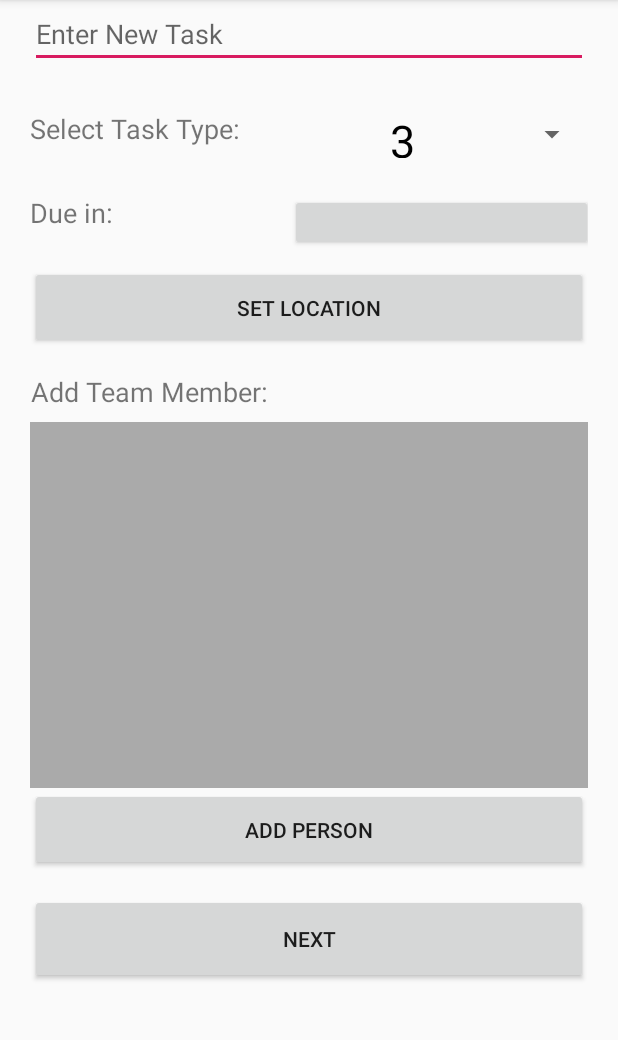
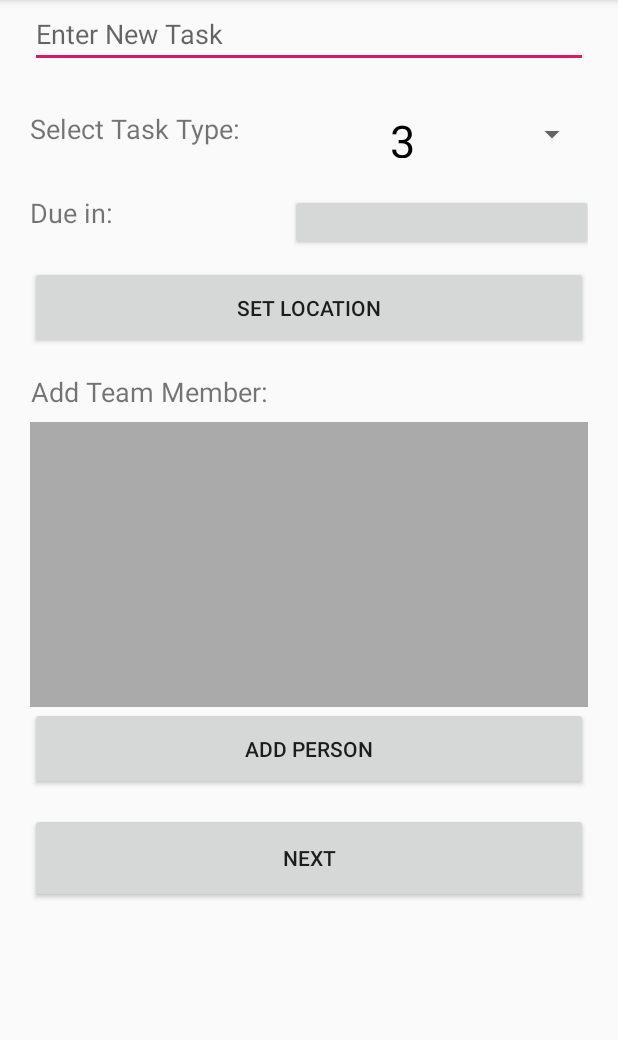
Before and after one commit to CheckRates/Auda, an Android app: the TaskCreationFragment screen opened directly, with no data from a screen before it, on a phone screen of 412 x 824 dp, the part 84-1124 px from its top. Run offline under Robolectric (Android 15) with nearby library versions, the phone set to English and light mode, and no system bars; our stand-ins replace Room's generated code.

Commit message:
Changed Create Task recycler view height

```diff
--- a/app/src/main/res/layout/fragment_create_task.xml
+++ b/app/src/main/res/layout/fragment_create_task.xml
@@ -61,7 +61,7 @@
     <androidx.recyclerview.widget.RecyclerView
         android:id="@+id/memberList"
         android:layout_width="match_parent"
-        android:layout_height="244dp"
+        android:layout_height="190dp"
         android:layout_marginTop="8dp"
         android:background="@android:color/darker_gray"
         android:padding="4dp"
```
